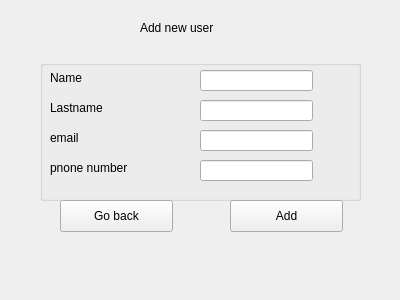
First picture: the form in ATM/adduserform.ui, repository yarchiT/ATM_banking, before the edit.
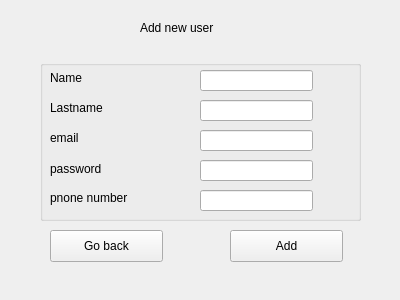
Second picture: the form after the edit.

Diff of the .ui file:
```diff
--- a/ATM/adduserform.ui
+++ b/ATM/adduserform.ui
@@ -64,7 +64,7 @@
      <x>40</x>
      <y>60</y>
      <width>321</width>
-     <height>141</height>
+     <height>161</height>
     </rect>
    </property>
    <property name="autoFillBackground">
@@ -116,7 +116,7 @@
     <property name="geometry">
      <rect>
       <x>10</x>
-      <y>100</y>
+      <y>130</y>
       <width>101</width>
       <height>16</height>
      </rect>
@@ -168,7 +168,7 @@
     <property name="geometry">
      <rect>
       <x>160</x>
-      <y>100</y>
+      <y>130</y>
       <width>113</width>
       <height>21</height>
      </rect>
@@ -177,12 +177,35 @@
      <string/>
     </property>
    </widget>
+   <widget class="QLabel" name="label_2">
+    <property name="geometry">
+     <rect>
+      <x>10</x>
+      <y>100</y>
+      <width>67</width>
+      <height>17</height>
+     </rect>
+    </property>
+    <property name="text">
+     <string>password</string>
+    </property>
+   </widget>
+   <widget class="QLineEdit" name="userPassword">
+    <property name="geometry">
+     <rect>
+      <x>160</x>
+      <y>100</y>
+      <width>113</width>
+      <height>21</height>
+     </rect>
+    </property>
+   </widget>
   </widget>
   <widget class="QPushButton" name="addUser">
    <property name="geometry">
     <rect>
      <x>230</x>
-     <y>200</y>
+     <y>230</y>
      <width>113</width>
      <height>32</height>
     </rect>
@@ -194,8 +217,8 @@
   <widget class="QPushButton" name="goBack">
    <property name="geometry">
     <rect>
-     <x>60</x>
-     <y>200</y>
+     <x>50</x>
+     <y>230</y>
      <width>113</width>
      <height>32</height>
     </rect>
```
Left out of the diff: 8 changed lines with no effect on the pictures.
